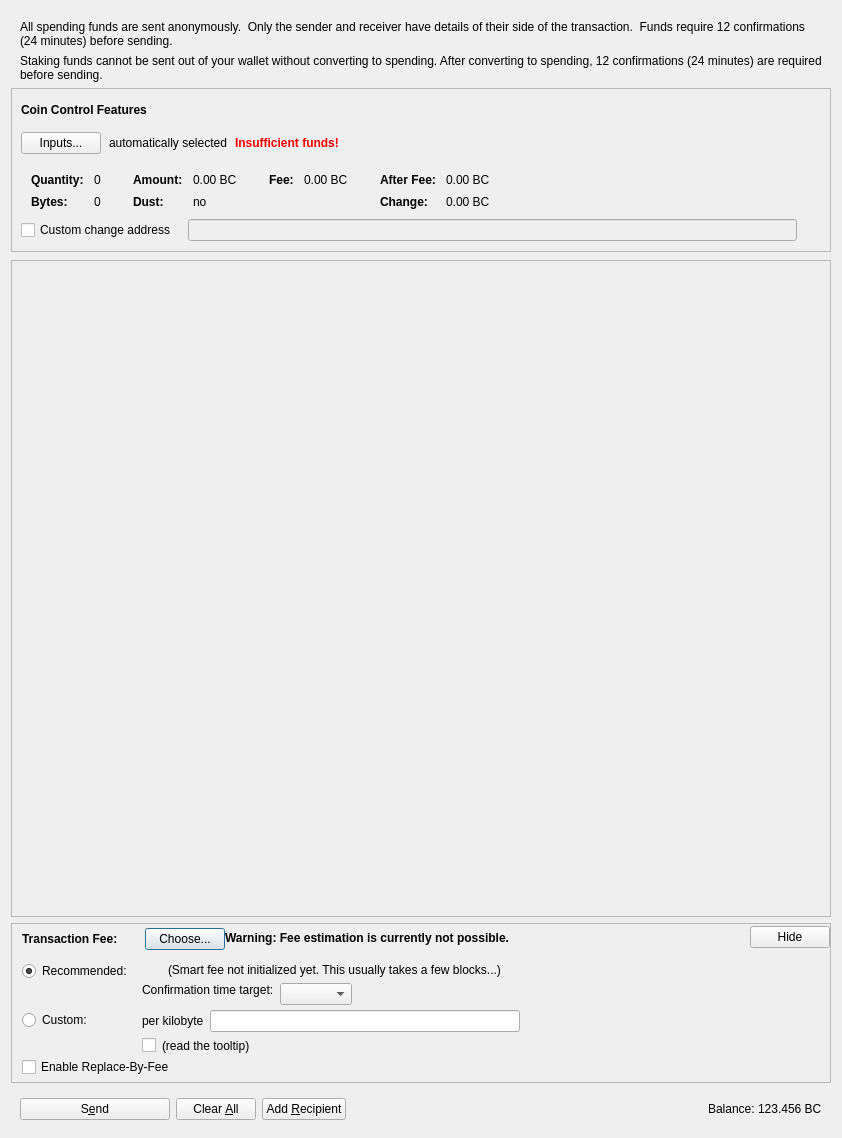
Above: src/qt/forms/sendcoinsdialog.ui from Bitcoin-Confidential/BitcoinC-Core before the change. Below: the same form after it.
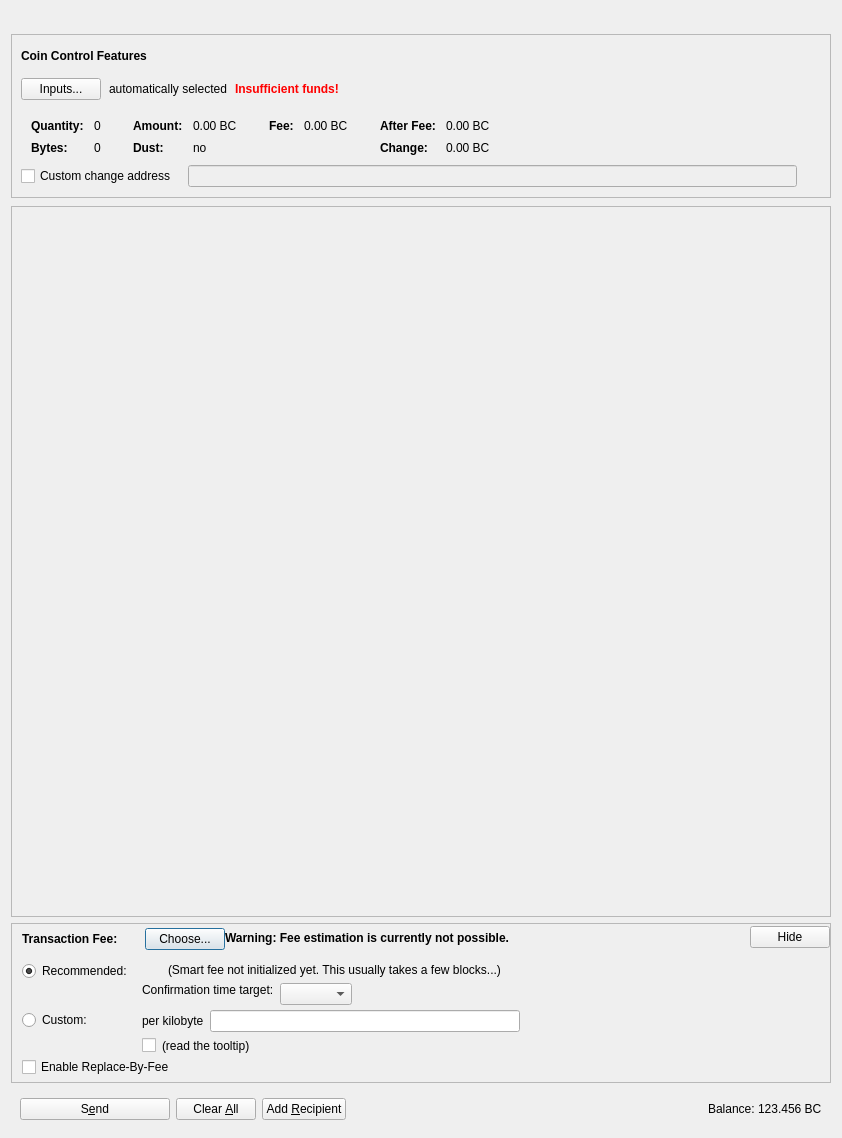
That is the form after the change. Icons and pictures are not drawn. Custom widgets are drawn as their Qt base class.

Commit message: qt: Made the info tests in receive/send tabs blocktime based

What changed in the file:
```diff
--- a/src/qt/forms/sendcoinsdialog.ui
+++ b/src/qt/forms/sendcoinsdialog.ui
@@ -14,37 +14,33 @@
    <string>Send Coins</string>
   </property>
   <layout class="QVBoxLayout" name="verticalLayout" stretch="0,0,0,0,1,0,0">
+   <property name="leftMargin">
+    <number>11</number>
+   </property>
+   <property name="rightMargin">
+    <number>11</number>
+   </property>
    <property name="bottomMargin">
     <number>9</number>
    </property>
    <item>
     <layout class="QVBoxLayout" name="verticalLayout_3">
      <property name="leftMargin">
-      <number>9</number>
+      <number>13</number>
      </property>
      <property name="topMargin">
-      <number>9</number>
+      <number>0</number>
      </property>
      <property name="rightMargin">
-      <number>9</number>
+      <number>13</number>
      </property>
      <property name="bottomMargin">
-      <number>0</number>
+      <number>3</number>
      </property>
      <item>
       <widget class="QLabel" name="sendTabHeaderLabel">
        <property name="text">
-        <string>All spending funds are sent anonymously.  Only the sender and receiver have details of their side of the transaction.  Funds require 12 confirmations (24 minutes) before sending.</string>
-       </property>
-       <property name="wordWrap">
-        <bool>true</bool>
-       </property>
-      </widget>
-     </item>
-     <item>
-      <widget class="QLabel" name="convertToHeaderLabel">
-       <property name="text">
-        <string>Staking funds cannot be sent out of your wallet without converting to spending. After converting to spending, 12 confirmations (24 minutes) are required before sending.</string>
+        <string notr="true"/>
        </property>
        <property name="wordWrap">
         <bool>true</bool>
@@ -673,8 +669,8 @@
        <rect>
         <x>0</x>
         <y>0</y>
-        <width>818</width>
-        <height>564</height>
+        <width>814</width>
+        <height>624</height>
        </rect>
       </property>
       <property name="sizePolicy">
```
The commit also changes 6 other files.
